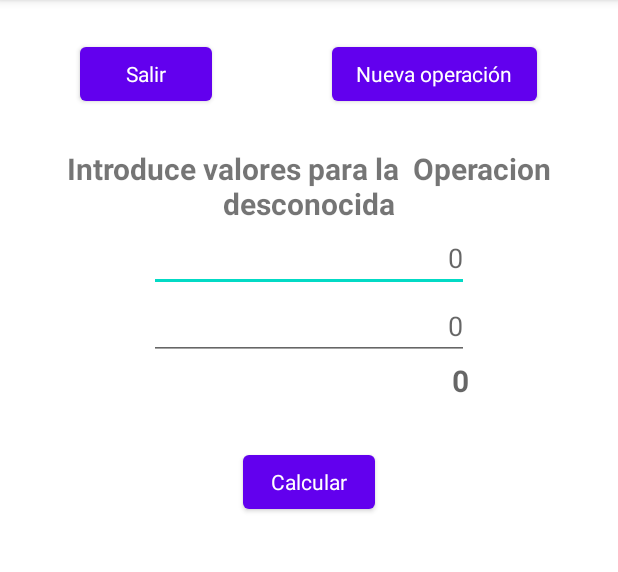
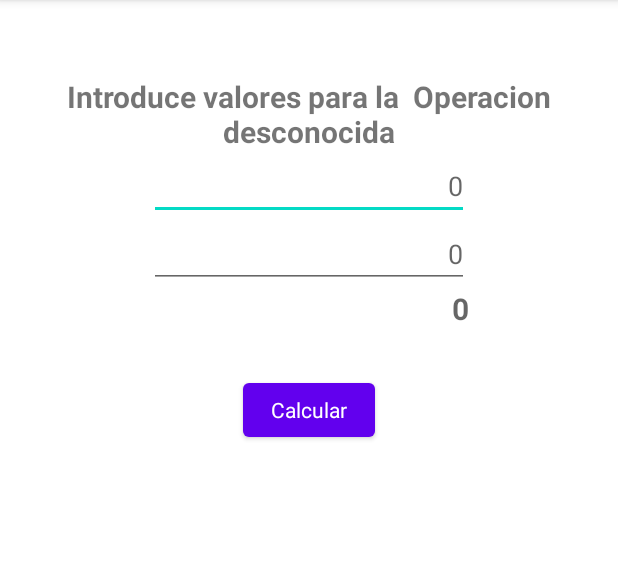
Before and after one commit to jozamo74/caso_practico2, an Android app: the fragment OperarFragment placed in its activity, on a phone screen of 412 x 824 dp, the part 84-656 px from its top. Run offline under Robolectric (Android 15) with nearby library versions, the phone set to English and light mode, and no system bars; 1 statement that could not run was skipped.

Commit message:
gone commit

```diff
--- a/app/src/main/java/com/jozamo/casopractico2/OperarFragment.kt
+++ b/app/src/main/java/com/jozamo/casopractico2/OperarFragment.kt
@@ -10,6 +10,7 @@ import android.widget.EditText
 import android.widget.TextView
 import android.widget.Toast
 import androidx.core.os.bundleOf
+import androidx.core.view.isVisible
 import androidx.fragment.app.commit
 
 class OperarFragment : Fragment() {
@@ -85,6 +86,9 @@ class OperarFragment : Fragment() {
                         else -> {0.0}
                     }
                     result.text = operationValues.roundToDecimalPlace().toString()
+                    exitOk.isVisible = true
+                    new.isVisible = true
+
                 }
             }
         }
--- a/app/src/main/res/layout/fragment_operar.xml
+++ b/app/src/main/res/layout/fragment_operar.xml
@@ -19,6 +19,7 @@
             android:layout_width="wrap_content"
             android:layout_height="wrap_content"
             style="@style/Theme.MaterialComponents.DayNight.NoActionBar"
+            android:visibility="gone"
             android:text="@string/salir" />
 
         <Button
@@ -26,6 +27,7 @@
             android:layout_width="wrap_content"
             android:layout_height="wrap_content"
             android:layout_marginStart="80dp"
+            android:visibility="gone"
             style="@style/Theme.MaterialComponents.DayNight.NoActionBar"
             android:text="@string/nueva_operaci_n" />
     </LinearLayout>
```
